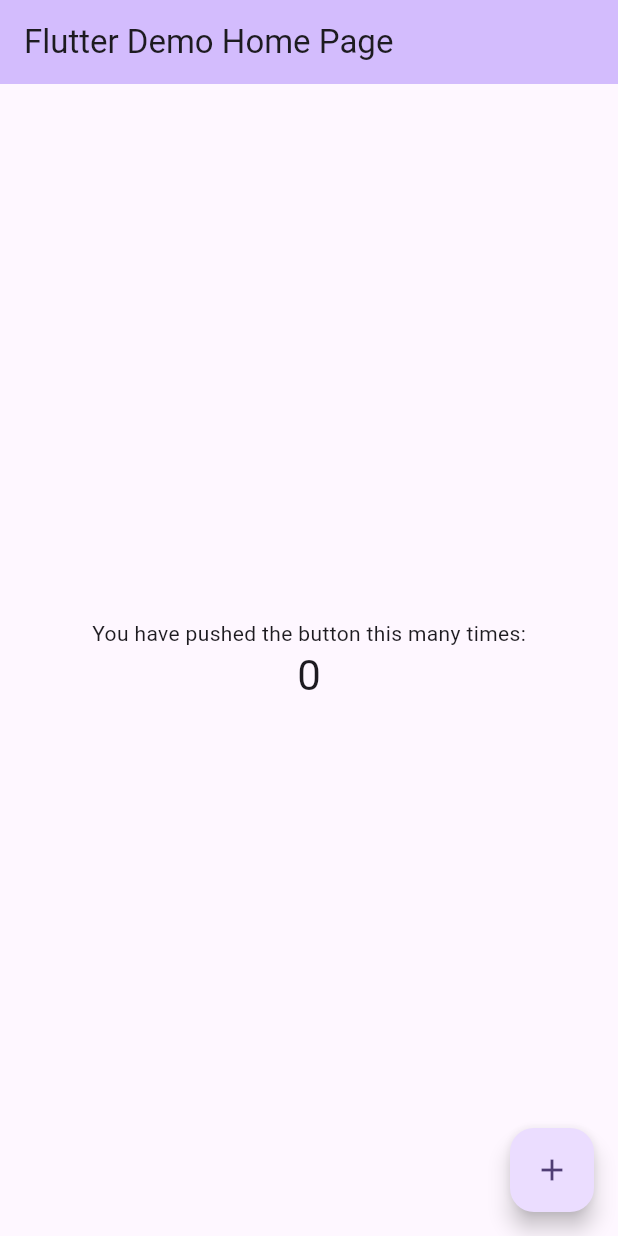
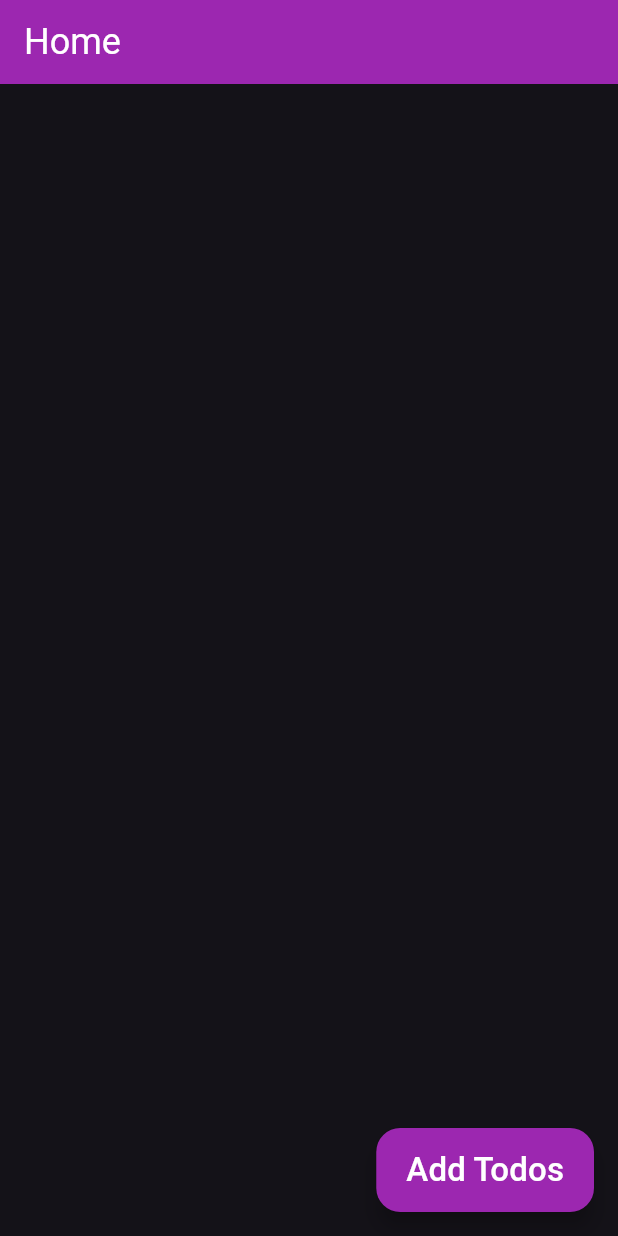
Before and after one commit to Cold-Thunder/flutter_CRUD_app, a Flutter app: the screen it shows after launch, on a phone screen of 412 x 824 dp. Run offline on Flutter 3.47's test engine with Material 3 defaults, Android fonts, the phone set to English and light mode, and no system bars.

Commit message:
screens are created

```diff
--- /dev/null
+++ b/lib/activities/home_page.dart
@@ -0,0 +1,38 @@
+import 'package:crud_app/activities/add_todos.dart';
+import 'package:flutter/cupertino.dart';
+import 'package:flutter/material.dart';
+
+class HomePage extends StatefulWidget{
+  @override
+  _HomePageState createState()=> _HomePageState();
+}
+class _HomePageState extends State<HomePage>{
+  @override
+  Widget build(BuildContext context){
+    return Scaffold(
+      appBar: AppBar(
+        title: const Text('Home', style: TextStyle(fontSize: 24, color: Colors.white)),
+        backgroundColor: Colors.purple
+      ),
+      body: SafeArea(
+        child: Column(
+          children: [
+
+          ]
+        )
+      ),
+      floatingActionButton: FloatingActionButton.extended(
+          onPressed: (){
+            floatingButton();
+          },
+        label:const Text('Add Todos', style: TextStyle(fontSize: 22, color: Colors.white)),
+        backgroundColor: Colors.purple
+      )
+    );
+  }
+  void floatingButton(){
+    Navigator.push(context,
+      MaterialPageRoute(builder: (context)=>AddTodos())
+    );
+  }
+}
--- a/lib/main.dart
+++ b/lib/main.dart
@@ -1,3 +1,4 @@
+import 'package:crud_app/activities/home_page.dart';
 import 'package:flutter/material.dart';
 
 void main() {
@@ -12,114 +13,9 @@ class MyApp extends StatelessWidget {
   Widget build(BuildContext context) {
     return MaterialApp(
       title: 'Flutter Demo',
-      theme: ThemeData(
-        // This is the theme of your application.
-        //
-        // TRY THIS: Try running your application with "flutter run". You'll see
-        // the application has a purple toolbar. Then, without quitting the app,
-        // try changing the seedColor in the colorScheme below to Colors.green
-        // and then invoke "hot reload" (save your changes or press the "hot
-        // reload" button in a Flutter-supported IDE, or press "r" if you used
-        // the command line to start the app).
-        //
-        // Notice that the counter didn't reset back to zero; the application
-        // state is not lost during the reload. To reset the state, use hot
-        // restart instead.
-        //
-        // This works for code too, not just values: Most code changes can be
-        // tested with just a hot reload.
-        colorScheme: ColorScheme.fromSeed(seedColor: Colors.deepPurple),
-        useMaterial3: true,
-      ),
-      home: const MyHomePage(title: 'Flutter Demo Home Page'),
+      debugShowCheckedModeBanner: false,
+      theme: ThemeData.dark(),
+      home: HomePage(),
     );
   }
 }
-
-class MyHomePage extends StatefulWidget {
-  const MyHomePage({super.key, required this.title});
-
-  // This widget is the home page of your application. It is stateful, meaning
-  // that it has a State object (defined below) that contains fields that affect
-  // how it looks.
-
-  // This class is the configuration for the state. It holds the values (in this
-  // case the title) provided by the parent (in this case the App widget) and
-  // used by the build method of the State. Fields in a Widget subclass are
-  // always marked "final".
-
-  final String title;
-
-  @override
-  State<MyHomePage> createState() => _MyHomePageState();
-}
-
-class _MyHomePageState extends State<MyHomePage> {
-  int _counter = 0;
-
-  void _incrementCounter() {
-    setState(() {
-      // This call to setState tells the Flutter framework that something has
-      // changed in this State, which causes it to rerun the build method below
-      // so that the display can reflect the updated values. If we changed
-      // _counter without calling setState(), then the build method would not be
-      // called again, and so nothing would appear to happen.
-      _counter++;
-    });
-  }
-
-  @override
-  Widget build(BuildContext context) {
-    // This method is rerun every time setState is called, for instance as done
-    // by the _incrementCounter method above.
-    //
-    // The Flutter framework has been optimized to make rerunning build methods
-    // fast, so that you can just rebuild anything that needs updating rather
-    // than having to individually change instances of widgets.
-    return Scaffold(
-      appBar: AppBar(
-        // TRY THIS: Try changing the color here to a specific color (to
-        // Colors.amber, perhaps?) and trigger a hot reload to see the AppBar
-        // change color while the other colors stay the same.
-        backgroundColor: Theme.of(context).colorScheme.inversePrimary,
-        // Here we take the value from the MyHomePage object that was created by
-        // the App.build method, and use it to set our appbar title.
-        title: Text(widget.title),
-      ),
-      body: Center(
-        // Center is a layout widget. It takes a single child and positions it
-        // in the middle of the parent.
-        child: Column(
-          // Column is also a layout widget. It takes a list of children and
-          // arranges them vertically. By default, it sizes itself to fit its
-          // children horizontally, and tries to be as tall as its parent.
-          //
-          // Column has various properties to control how it sizes itself and
-          // how it positions its children. Here we use mainAxisAlignment to
-          // center the children vertically; the main axis here is the vertical
-          // axis because Columns are vertical (the cross axis would be
-          // horizontal).
-          //
-          // TRY THIS: Invoke "debug painting" (choose the "Toggle Debug Paint"
-          // action in the IDE, or press "p" in the console), to see the
-          // wireframe for each widget.
-          mainAxisAlignment: MainAxisAlignment.center,
-          children: <Widget>[
-            const Text(
-              'You have pushed the button this many times:',
-            ),
-            Text(
-              '$_counter',
-              style: Theme.of(context).textTheme.headlineMedium,
-            ),
-          ],
-        ),
-      ),
-      floatingActionButton: FloatingActionButton(
-        onPressed: _incrementCounter,
-        tooltip: 'Increment',
-        child: const Icon(Icons.add),
-      ), // This trailing comma makes auto-formatting nicer for build methods.
-    );
-  }
-}
--- a/pubspec.yaml
+++ b/pubspec.yaml
@@ -35,6 +35,7 @@ dependencies:
   # The following adds the Cupertino Icons font to your application.
   # Use with the CupertinoIcons class for iOS style icons.
   cupertino_icons: ^1.0.6
+  http: ^1.2.2
 
 dev_dependencies:
   flutter_test:
```
Also changed, not shown: lib/activities/add_todos.dart (added, +30 -0 lines), pubspec.lock.
